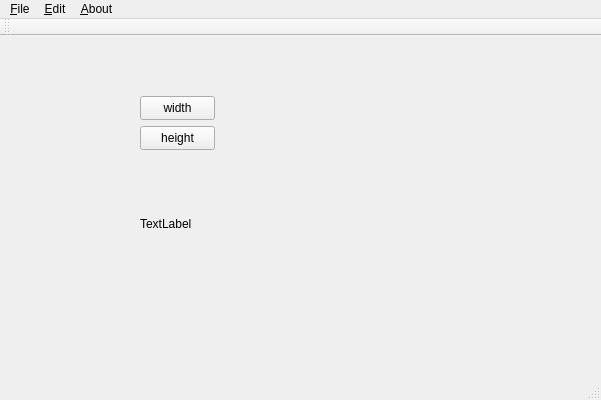
First picture: the form in Pineter/Pineter.ui, repository cstrikest/Pineter, before the edit.
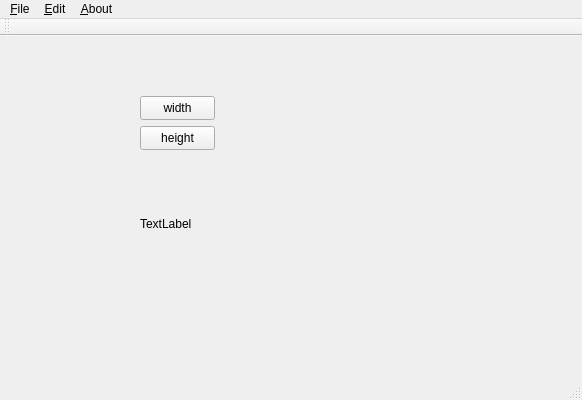
Second picture: the form after the edit.

Diff of the .ui file:
```diff
--- a/Pineter/Pineter.ui
+++ b/Pineter/Pineter.ui
@@ -6,7 +6,7 @@
    <rect>
     <x>0</x>
     <y>0</y>
-    <width>601</width>
+    <width>582</width>
     <height>400</height>
    </rect>
   </property>
@@ -59,7 +59,7 @@
     <rect>
      <x>0</x>
      <y>0</y>
-     <width>601</width>
+     <width>582</width>
      <height>22</height>
     </rect>
    </property>
```
Left out of the diff: 11 changed lines with no effect on the pictures.
